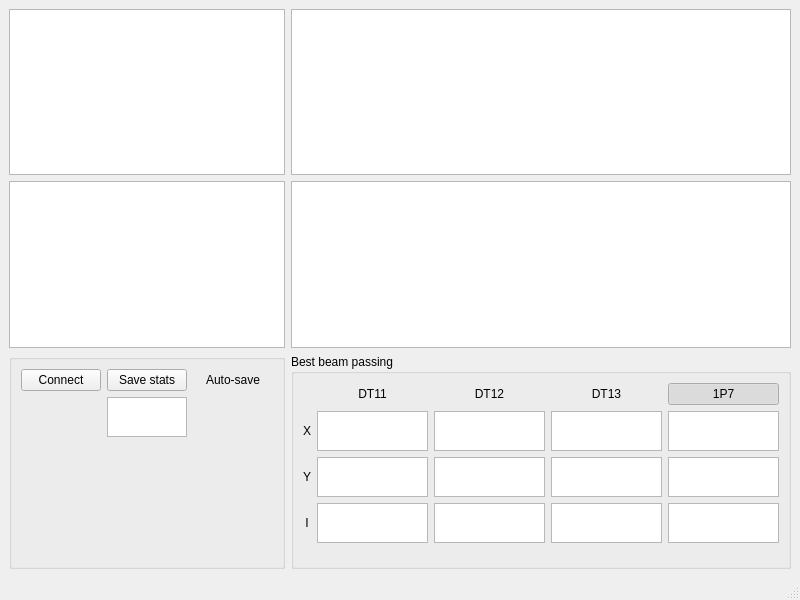
Old version of the form gui/gui_designs/main.ui in the repository Rasimilian/K500-Beamline.
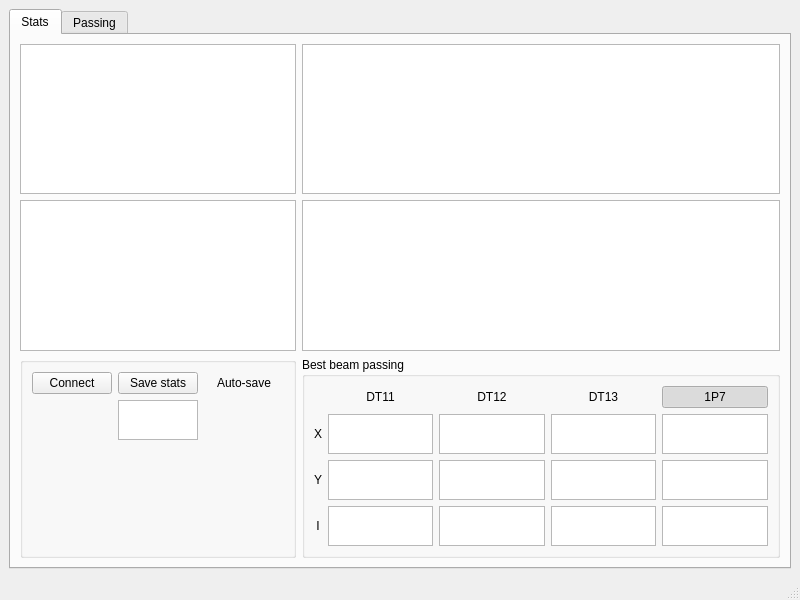
New version of the form. Custom widgets are drawn as their Qt base class.

Commit message: Added plot for k500 beamline structure

The edit to the form file:
```diff
--- a/gui/gui_designs/main.ui
+++ b/gui/gui_designs/main.ui
@@ -15,20 +15,30 @@
   </property>
   <widget class="QWidget" name="centralwidget">
    <layout class="QGridLayout" name="gridLayout">
+    <item row="1" column="0">
+     <widget class="QTabWidget" name="tabWidget">
+      <property name="currentIndex">
+       <number>0</number>
+      </property>
+      <widget class="QWidget" name="tab_5">
+       <attribute name="title">
+        <string>Stats</string>
+       </attribute>
+       <layout class="QGridLayout" name="gridLayout_6">
     <item row="0" column="0">
-     <widget class="PlotWidget" name="graphicsView"/>
+         <widget class="PlotWidget" name="graphicsView_12"/>
     </item>
     <item row="0" column="1">
-     <widget class="PlotWidget" name="graphicsView_2"/>
+         <widget class="PlotWidget" name="graphicsView_9"/>
+        </item>
+        <item row="1" column="0">
+         <widget class="PlotWidget" name="graphicsView_11"/>
     </item>
     <item row="1" column="1">
-     <widget class="PlotWidget" name="graphicsView_4"/>
-    </item>
-    <item row="1" column="0">
-     <widget class="PlotWidget" name="graphicsView_3"/>
+         <widget class="PlotWidget" name="graphicsView_10"/>
     </item>
     <item row="2" column="0">
-     <widget class="QGroupBox" name="groupBox">
+         <widget class="QGroupBox" name="groupBox_4">
       <property name="title">
        <string/>
       </property>
@@ -84,7 +94,7 @@
      </widget>
     </item>
     <item row="2" column="1">
-     <widget class="QGroupBox" name="groupBox_2">
+         <widget class="QGroupBox" name="groupBox_3">
       <property name="title">
        <string>Best beam passing</string>
       </property>
@@ -374,6 +384,20 @@
         </widget>
        </item>
       </layout>
+         </widget>
+        </item>
+       </layout>
+      </widget>
+      <widget class="QWidget" name="tab_6">
+       <attribute name="title">
+        <string>Passing</string>
+       </attribute>
+       <layout class="QGridLayout" name="gridLayout_7">
+        <item row="0" column="0">
+         <widget class="PlotWidget" name="graphicsView_13"/>
+        </item>
+       </layout>
+      </widget>
      </widget>
     </item>
    </layout>
```
Left out of the diff: 54 changed lines with no effect on the pictures. Lines whose indentation alone changed are shown as unchanged.
